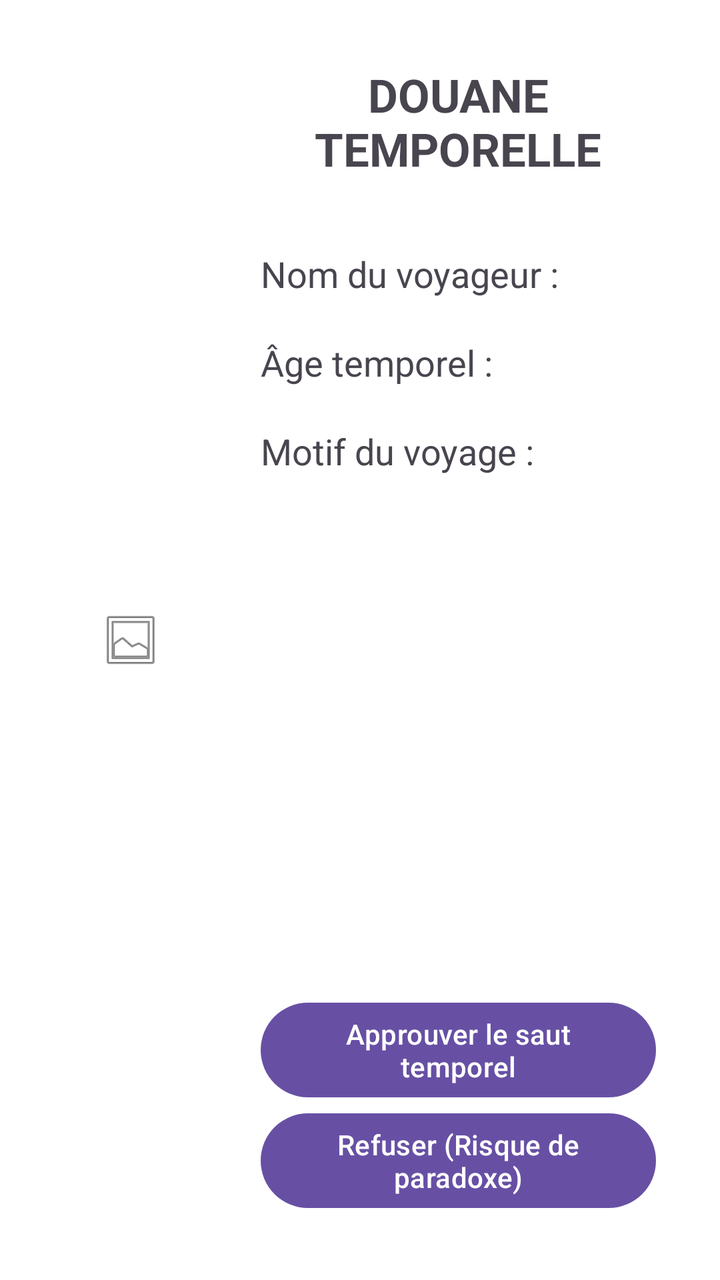
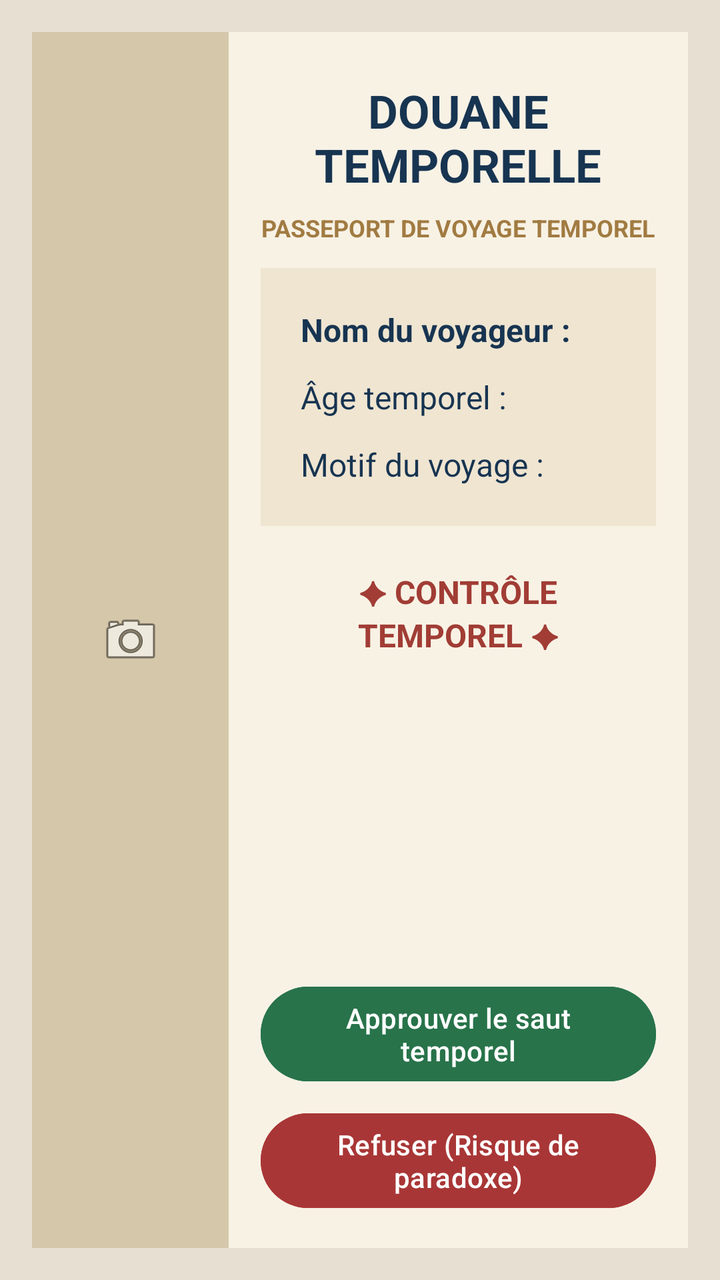

Screens rendered from an Android XML layout before and after an edit, with the pre-edit source and the edit as a unified diff.
<!-- AndroidManifest.xml: application theme Theme.DouaneTemporelle -->
<!-- res/layout/activity_verification.xml -->
<?xml version="1.0" encoding="utf-8"?>
<LinearLayout
    xmlns:android="http://schemas.android.com/apk/res/android"
    android:layout_width="match_parent"
    android:layout_height="match_parent"
    android:orientation="horizontal"
    android:padding="16dp"
    android:background="#FFFFFF">

    
    <ImageView
        android:id="@+id/img_passeport_rc"
        android:layout_width="0dp"
        android:layout_height="match_parent"
        android:layout_weight="0.3"
        android:src="@android:drawable/ic_menu_gallery"
        android:scaleType="centerInside"
        android:contentDescription="صورة جواز السفر" />

    
    <RelativeLayout
        android:id="@+id/layout_verification_rc"
        android:layout_width="0dp"
        android:layout_height="match_parent"
        android:layout_weight="0.7"
        android:padding="16dp">

        
        <TextView
            android:id="@+id/txt_titre_verification_rc"
            android:layout_width="match_parent"
            android:layout_height="wrap_content"
            android:text="DOUANE TEMPORELLE"
            android:textSize="23sp"
            android:textStyle="bold"
            android:gravity="center" />

        
        <TextView
            android:id="@+id/txt_nom_voyageur_rc"
            android:layout_width="match_parent"
            android:layout_height="wrap_content"
            android:layout_below="@id/txt_titre_verification_rc"
            android:layout_marginTop="35dp"
            android:text="Nom du voyageur :"
            android:textSize="18sp" />

        
        <TextView
            android:id="@+id/txt_age_temporel_rc"
            android:layout_width="match_parent"
            android:layout_height="wrap_content"
            android:layout_below="@id/txt_nom_voyageur_rc"
            android:layout_marginTop="20dp"
            android:text="Âge temporel :"
            android:textSize="18sp" />

        
        <TextView
            android:id="@+id/txt_motif_voyage_rc"
            android:layout_width="match_parent"
            android:layout_height="wrap_content"
            android:layout_below="@id/txt_age_temporel_rc"
            android:layout_marginTop="20dp"
            android:text="Motif du voyage :"
            android:textSize="18sp" />

        
        <Button
            android:id="@+id/btn_accepter_rc"
            android:layout_width="match_parent"
            android:layout_height="wrap_content"
            android:layout_above="@id/btn_refuser_rc"
            android:text="Approuver le saut temporel" />

        
        <Button
            android:id="@+id/btn_refuser_rc"
            android:layout_width="match_parent"
            android:layout_height="wrap_content"
            android:layout_alignParentBottom="true"
            android:text="Refuser (Risque de paradoxe)" />

    </RelativeLayout>

</LinearLayout>
<!-- resources referenced by this layout -->
<resources>
  <style name="Theme.DouaneTemporelle" parent="Base.Theme.DouaneTemporelle" />
  <style name="Base.Theme.DouaneTemporelle" parent="Theme.Material3.DayNight.NoActionBar">
          
          
      </style>
</resources>

<!-- the commit's change to res/layout/activity_verification.xml (unified diff, before → after) -->
@@ -5,7 +5,7 @@
     android:layout_height="match_parent"
     android:orientation="horizontal"
     android:padding="16dp"
-    android:background="#FFFFFF">
+    android:background="#E7E0D2">
 
     
     <ImageView
@@ -13,9 +13,11 @@
         android:layout_width="0dp"
         android:layout_height="match_parent"
         android:layout_weight="0.3"
-        android:src="@android:drawable/ic_menu_gallery"
+        android:src="@android:drawable/ic_menu_camera"
         android:scaleType="centerInside"
-        android:contentDescription="صورة جواز السفر" />
+        android:background="#D5C7AA"
+        android:padding="12dp"
+        android:contentDescription="Photo du voyageur" />
 
     
     <RelativeLayout
@@ -23,7 +25,8 @@
         android:layout_width="0dp"
         android:layout_height="match_parent"
         android:layout_weight="0.7"
-        android:padding="16dp">
+        android:padding="16dp"
+        android:background="#F8F2E5">
 
         
         <TextView
@@ -33,37 +36,76 @@
             android:text="DOUANE TEMPORELLE"
             android:textSize="23sp"
             android:textStyle="bold"
-            android:gravity="center" />
+            android:textColor="#173451"
+            android:gravity="center"
+            android:padding="8dp" />
 
         
         <TextView
-            android:id="@+id/txt_nom_voyageur_rc"
+            android:id="@+id/txt_sous_titre_rc"
             android:layout_width="match_parent"
             android:layout_height="wrap_content"
             android:layout_below="@id/txt_titre_verification_rc"
-            android:layout_marginTop="35dp"
-            android:text="Nom du voyageur :"
-            android:textSize="18sp" />
+            android:text="PASSEPORT DE VOYAGE TEMPOREL"
+            android:textSize="12sp"
+            android:textStyle="bold"
+            android:textColor="#A17B42"
+            android:gravity="center"
+            android:paddingBottom="12dp" />
+
+        
+        <LinearLayout
+            android:id="@+id/layout_infos_rc"
+            android:layout_width="match_parent"
+            android:layout_height="wrap_content"
+            android:layout_below="@id/txt_sous_titre_rc"
+            android:orientation="vertical"
+            android:background="#EFE5D1"
+            android:padding="14dp">
+
+            <TextView
+                android:id="@+id/txt_nom_voyageur_rc"
+                android:layout_width="match_parent"
+                android:layout_height="wrap_content"
+                android:text="Nom du voyageur :"
+                android:textSize="16sp"
+                android:textStyle="bold"
+                android:textColor="#173451"
+                android:padding="6dp" />
+
+            <TextView
+                android:id="@+id/txt_age_temporel_rc"
+                android:layout_width="match_parent"
+                android:layout_height="wrap_content"
+                android:text="Âge temporel :"
+                android:textSize="16sp"
+                android:textColor="#173451"
+                android:padding="6dp" />
+
+            <TextView
+                android:id="@+id/txt_motif_voyage_rc"
+                android:layout_width="match_parent"
+                android:layout_height="wrap_content"
+                android:text="Motif du voyage :"
+                android:textSize="16sp"
+                android:textColor="#173451"
+                android:padding="6dp" />
+
+        </LinearLayout>
 
         
         <TextView
-            android:id="@+id/txt_age_temporel_rc"
+            android:id="@+id/txt_tampon_rc"
             android:layout_width="match_parent"
             android:layout_height="wrap_content"
-            android:layout_below="@id/txt_nom_voyageur_rc"
-            android:layout_marginTop="20dp"
-            android:text="Âge temporel :"
-            android:textSize="18sp" />
-
-        
-        <TextView
-            android:id="@+id/txt_motif_voyage_rc"
-            android:layout_width="match_parent"
-            android:layout_height="wrap_content"
-            android:layout_below="@id/txt_age_temporel_rc"
-            android:layout_marginTop="20dp"
-            android:text="Motif du voyage :"
-            android:textSize="18sp" />
+            android:layout_below="@id/layout_infos_rc"
+            android:layout_marginTop="14dp"
+            android:text="✦ CONTRÔLE TEMPOREL ✦"
+            android:textColor="#A13D35"
+            android:textSize="16sp"
+            android:textStyle="bold"
+            android:gravity="center"
+            android:padding="8dp" />
 
         
         <Button
@@ -71,7 +113,10 @@
             android:layout_width="match_parent"
             android:layout_height="wrap_content"
             android:layout_above="@id/btn_refuser_rc"
-            android:text="Approuver le saut temporel" />
+            android:layout_marginBottom="8dp"
+            android:text="Approuver le saut temporel"
+            android:textColor="#FFFFFF"
+            android:backgroundTint="#28734A" />
 
         
         <Button
@@ -79,7 +124,9 @@
             android:layout_width="match_parent"
             android:layout_height="wrap_content"
             android:layout_alignParentBottom="true"
-            android:text="Refuser (Risque de paradoxe)" />
+            android:text="Refuser (Risque de paradoxe)"
+            android:textColor="#FFFFFF"
+            android:backgroundTint="#A93636" />
 
     </RelativeLayout>
 
